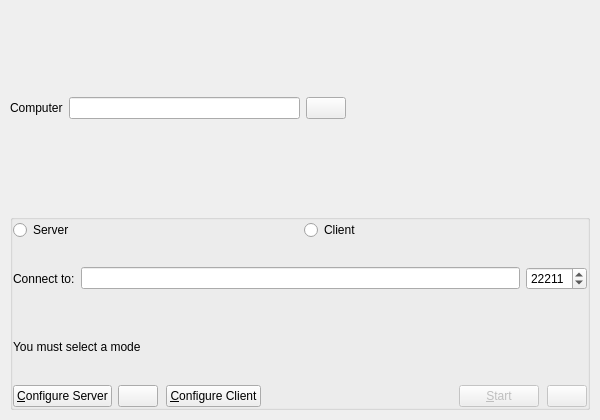
Old version of the form src/lib/gui/MainWindow.ui in the repository Tupig/TupigSynergy.
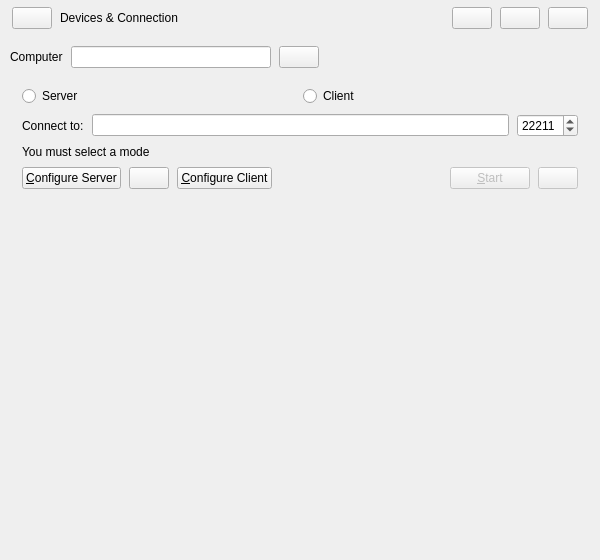
New version of the form. Icons and pictures are not drawn. Custom widgets are drawn as their Qt base class.

Patch:
```diff
--- a/src/lib/gui/MainWindow.ui
+++ b/src/lib/gui/MainWindow.ui
@@ -2,62 +2,247 @@
 <ui version="4.0">
  <class>MainWindow</class>
  <widget class="QMainWindow" name="MainWindow">
-  <property name="geometry"><rect><x>0</x><y>0</y><width>600</width><height>420</height></rect></property>
-  <widget class="QWidget" name="topLevelWidget">
-   <layout class="QVBoxLayout" name="workspaceLayout">
-    <property name="spacing"><number>8</number></property>
-    <property name="leftMargin"><number>10</number></property>
-    <property name="topMargin"><number>10</number></property>
-    <property name="rightMargin"><number>10</number></property>
-    <property name="bottomMargin"><number>10</number></property>
-    <item><widget class="QWidget" name="identity">
-     <layout class="QHBoxLayout" name="identityLayout">
-      <property name="leftMargin"><number>0</number></property><property name="topMargin"><number>0</number></property><property name="rightMargin"><number>0</number></property><property name="bottomMargin"><number>0</number></property>
-      <item><widget class="QLabel" name="lblComputerName"><property name="text"><string notr="true">Computer</string></property></widget></item>
-      <item><widget class="QLineEdit" name="lineEditName"><property name="maxLength"><number>255</number></property><property name="toolTip"><string>Use Enter to save the name change.</string></property></widget></item>
-      <item><widget class="QPushButton" name="btnEditName"><property name="toolTip"><string>Edit Computer Name</string></property><property name="icon"><iconset theme="document-edit"/></property></widget></item>
-      <item><spacer name="identitySpacer"><property name="orientation"><enum>Qt::Orientation::Horizontal</enum></property><property name="sizeHint" stdset="0"><size><width>10</width><height>0</height></size></property></spacer></item>
-      <item><widget class="QLabel" name="lblIpAddresses"/></item>
-     </layout>
-    </widget></item>
-    <item><widget class="QGroupBox" name="groupBox">
-     <property name="title"><string/></property>
-     <layout class="QVBoxLayout" name="connectionLayout">
-      <property name="spacing"><number>8</number></property>
-      <property name="leftMargin"><number>0</number></property><property name="topMargin"><number>0</number></property><property name="rightMargin"><number>0</number></property><property name="bottomMargin"><number>0</number></property>
-      <item><layout class="QHBoxLayout" name="modeLayout">
+  <property name="geometry"><rect><x>0</x><y>0</y><width>600</width><height>560</height></rect></property>
+  <widget class="QWidget" name="appRoot">
+   <layout class="QVBoxLayout" name="appRootLayout">
+    <property name="spacing"><number>0</number></property>
+    <property name="leftMargin"><number>0</number></property>
+    <property name="topMargin"><number>0</number></property>
+    <property name="rightMargin"><number>0</number></property>
+    <property name="bottomMargin"><number>0</number></property>
+    <item>
+     <widget class="QWidget" name="pageBar">
+      <property name="minimumSize"><size><width>0</width><height>36</height></size></property>
+      <property name="maximumSize"><size><width>16777215</width><height>36</height></size></property>
+      <layout class="QHBoxLayout" name="pageBarLayout">
        <property name="spacing"><number>8</number></property>
-       <item><widget class="ModeCard" name="rbModeServer"><property name="text"><string>Server</string></property></widget></item>
-       <item><widget class="ModeCard" name="rbModeClient"><property name="text"><string>Client</string></property></widget></item>
-      </layout></item>
-      <item><widget class="QWidget" name="clientOptions">
-       <layout class="QHBoxLayout" name="addressLayout">
-        <property name="leftMargin"><number>0</number></property><property name="topMargin"><number>0</number></property><property name="rightMargin"><number>0</number></property><property name="bottomMargin"><number>0</number></property>
-        <item><widget class="QLabel" name="m_pLabelServerName"><property name="text"><string>Connect to:</string></property></widget></item>
-        <item><widget class="QLineEdit" name="lineHostname"><property name="toolTip"><string>Hostname or IP address of the server computer. May contain a comma separated list.</string></property></widget></item>
-        <item><widget class="QSpinBox" name="spinPort"><property name="accessibleName"><string>Port</string></property><property name="minimum"><number>1</number></property><property name="maximum"><number>65535</number></property><property name="value"><number>22211</number></property><property name="maximumSize"><size><width>88</width><height>16777215</height></size></property></widget></item>
-       </layout>
-      </widget></item>
-      <item><widget class="QLabel" name="lblNoMode"><property name="text"><string>You must select a mode</string></property></widget></item>
-      <item><layout class="QHBoxLayout" name="actionsLayout">
-       <item><widget class="QWidget" name="serverOptions">
-        <layout class="QHBoxLayout" name="serverActionsLayout">
-         <property name="leftMargin"><number>0</number></property><property name="topMargin"><number>0</number></property><property name="rightMargin"><number>0</number></property><property name="bottomMargin"><number>0</number></property>
-         <item><widget class="QPushButton" name="btnConfigureServer"><property name="text"><string>&amp;Configure Server</string></property></widget></item>
-         <item><widget class="QPushButton" name="btnSaveServerConfig"><property name="toolTip"><string>Export server configuration</string></property><property name="icon"><iconset theme="document-save-as"/></property></widget></item>
-        </layout>
-       </widget></item>
-       <item><widget class="QPushButton" name="btnConfigureClient"><property name="text"><string>&amp;Configure Client</string></property></widget></item>
-       <item><spacer name="actionsSpacer"><property name="orientation"><enum>Qt::Orientation::Horizontal</enum></property><property name="sizeHint" stdset="0"><size><width>8</width><height>0</height></size></property></spacer></item>
-       <item><widget class="QPushButton" name="btnToggleCore"><property name="enabled"><bool>false</bool></property><property name="text"><string>&amp;Start</string></property></widget></item>
-       <item><widget class="QPushButton" name="btnRestartCore"><property name="enabled"><bool>false</bool></property><property name="toolTip"><string>Restart</string></property><property name="icon"><iconset theme="view-refresh"/></property></widget></item>
-      </layout></item>
-     </layout>
-    </widget></item>
+       <property name="leftMargin"><number>12</number></property>
+       <property name="topMargin"><number>4</number></property>
+       <property name="rightMargin"><number>12</number></property>
+       <property name="bottomMargin"><number>4</number></property>
+       <item>
+        <widget class="QPushButton" name="btnBack">
+         <property name="toolTip"><string>Back</string></property>
+         <property name="icon"><iconset theme="go-previous"/></property>
+        </widget>
+       </item>
+       <item>
+        <widget class="QLabel" name="pageTitle">
+         <property name="text"><string>Devices &amp; Connection</string></property>
+        </widget>
+       </item>
+       <item><spacer name="pageBarSpacer"><property name="orientation"><enum>Qt::Orientation::Horizontal</enum></property><property name="sizeHint" stdset="0"><size><width>8</width><height>0</height></size></property></spacer></item>
+       <item>
+        <widget class="QPushButton" name="btnSettingsShortcut">
+         <property name="toolTip"><string>Preferences</string></property>
+         <property name="icon"><iconset theme="configure"/></property>
+        </widget>
+       </item>
+       <item>
+        <widget class="QPushButton" name="btnUpdatesShortcut">
+         <property name="toolTip"><string>Check for Updates</string></property>
+         <property name="icon"><iconset theme="system-software-update"/></property>
+        </widget>
+       </item>
+       <item>
+        <widget class="QPushButton" name="btnAboutShortcut">
+         <property name="toolTip"><string>About</string></property>
+         <property name="icon"><iconset theme="help-about"/></property>
+        </widget>
+       </item>
+      </layout>
+     </widget>
+    </item>
+    <item>
+     <widget class="PageHost" name="pageHost">
+      <layout class="QVBoxLayout" name="pageHostLayout">
+       <property name="spacing"><number>0</number></property>
+       <property name="leftMargin"><number>0</number></property>
+       <property name="topMargin"><number>0</number></property>
+       <property name="rightMargin"><number>0</number></property>
+       <property name="bottomMargin"><number>0</number></property>
+       <item>
+        <widget class="QStackedWidget" name="pageStack">
+         <widget class="QScrollArea" name="workspace">
+          <property name="frameShape"><enum>QFrame::Shape::NoFrame</enum></property>
+          <property name="widgetResizable"><bool>true</bool></property>
+          <property name="horizontalScrollBarPolicy"><enum>Qt::ScrollBarPolicy::ScrollBarAlwaysOff</enum></property>
+          <widget class="QWidget" name="workspaceContents">
+           <layout class="QVBoxLayout" name="workspaceLayout">
+            <property name="spacing"><number>8</number></property>
+            <property name="leftMargin"><number>10</number></property>
+            <property name="topMargin"><number>10</number></property>
+            <property name="rightMargin"><number>10</number></property>
+            <property name="bottomMargin"><number>10</number></property>
+            <item>
+             <widget class="QWidget" name="identity">
+              <layout class="QHBoxLayout" name="identityLayout">
+               <property name="spacing"><number>8</number></property>
+               <property name="leftMargin"><number>0</number></property>
+               <property name="topMargin"><number>0</number></property>
+               <property name="rightMargin"><number>0</number></property>
+               <property name="bottomMargin"><number>0</number></property>
+               <item>
+                <widget class="QLabel" name="lblComputerName">
+                 <property name="text"><string notr="true">Computer</string></property>
+                 <property name="textFormat"><enum>Qt::TextFormat::PlainText</enum></property>
+                </widget>
+               </item>
+               <item>
+                <widget class="QLineEdit" name="lineEditName">
+                 <property name="maximumSize"><size><width>200</width><height>16777215</height></size></property>
+                 <property name="maxLength"><number>255</number></property>
+                 <property name="toolTip"><string>Use Enter to save the name change.</string></property>
+                </widget>
+               </item>
+               <item>
+                <widget class="QPushButton" name="btnEditName">
+                 <property name="toolTip"><string>Edit Computer Name</string></property>
+                 <property name="icon"><iconset theme="document-edit"/></property>
+                </widget>
+               </item>
+               <item><spacer name="identitySpacer"><property name="orientation"><enum>Qt::Orientation::Horizontal</enum></property><property name="sizeHint" stdset="0"><size><width>8</width><height>0</height></size></property></spacer></item>
+               <item>
+                <widget class="QLabel" name="lblIpAddresses">
+                 <property name="textFormat"><enum>Qt::TextFormat::RichText</enum></property>
+                </widget>
+               </item>
+              </layout>
+             </widget>
+            </item>
+            <item>
+             <widget class="QFrame" name="card">
+              <layout class="QVBoxLayout" name="cardLayout">
+               <property name="spacing"><number>8</number></property>
+               <property name="leftMargin"><number>12</number></property>
+               <property name="topMargin"><number>10</number></property>
+               <property name="rightMargin"><number>12</number></property>
+               <property name="bottomMargin"><number>10</number></property>
+               <item>
+                <layout class="QHBoxLayout" name="modeLayout">
+                 <property name="spacing"><number>6</number></property>
+                 <item>
+                  <widget class="ModeCard" name="rbModeServer">
+                   <property name="text"><string>Server</string></property>
+                  </widget>
+                 </item>
+                 <item>
+                  <widget class="ModeCard" name="rbModeClient">
+                   <property name="text"><string>Client</string></property>
+                  </widget>
+                 </item>
+                </layout>
+               </item>
+               <item>
+                <widget class="QWidget" name="clientOptions">
+                 <layout class="QHBoxLayout" name="addressLayout">
+                  <property name="spacing"><number>8</number></property>
+                  <property name="leftMargin"><number>0</number></property>
+                  <property name="topMargin"><number>0</number></property>
+                  <property name="rightMargin"><number>0</number></property>
+                  <property name="bottomMargin"><number>0</number></property>
+                  <item>
+                   <widget class="QLabel" name="m_pLabelServerName">
+                    <property name="text"><string>Connect to:</string></property>
+                   </widget>
+                  </item>
+                  <item>
+                   <widget class="QLineEdit" name="lineHostname">
+                    <property name="toolTip"><string>Hostname or IP address of the server computer. May contain a comma separated list.</string></property>
+                   </widget>
+                  </item>
+                  <item>
+                   <widget class="QSpinBox" name="spinPort">
+                    <property name="accessibleName"><string>Port</string></property>
+                    <property name="minimum"><number>1</number></property>
+                    <property name="maximum"><number>65535</number></property>
+                    <property name="value"><number>22211</number></property>
+                    <property name="maximumSize"><size><width>88</width><height>16777215</height></size></property>
+                   </widget>
+                  </item>
+                 </layout>
+                </widget>
+               </item>
+               <item>
+                <widget class="QLabel" name="lblNoMode">
+                 <property name="text"><string>You must select a mode</string></property>
+                </widget>
+               </item>
+               <item>
+                <layout class="QHBoxLayout" name="actionsLayout">
+                 <property name="spacing"><number>8</number></property>
+                 <item>
+                  <widget class="QWidget" name="serverOptions">
+                   <layout class="QHBoxLayout" name="serverActionsLayout">
+                    <property name="spacing"><number>8</number></property>
+                    <property name="leftMargin"><number>0</number></property>
+                    <property name="topMargin"><number>0</number></property>
+                    <property name="rightMargin"><number>0</number></property>
+                    <property name="bottomMargin"><number>0</number></property>
+                    <item>
+                     <widget class="QPushButton" name="btnConfigureServer">
+                      <property name="text"><string>&amp;Configure Server</string></property>
+                      <property name="icon"><iconset theme="configure"/></property>
+                     </widget>
+                    </item>
+                    <item>
+                     <widget class="QPushButton" name="btnSaveServerConfig">
+                      <property name="toolTip"><string>Export server configuration</string></property>
+                      <property name="icon"><iconset theme="document-save-as"/></property>
+                     </widget>
+                    </item>
+                   </layout>
+                  </widget>
+                 </item>
+                 <item>
+                  <widget class="QPushButton" name="btnConfigureClient">
+                   <property name="text"><string>&amp;Configure Client</string></property>
+                   <property name="icon"><iconset theme="configure"/></property>
+                  </widget>
+                 </item>
+                 <item><spacer name="actionsSpacer"><property name="orientation"><enum>Qt::Orientation::Horizontal</enum></property><property name="sizeHint" stdset="0"><size><width>8</width><height>0</height></size></property></spacer></item>
+                 <item>
+                  <widget class="QPushButton" name="btnToggleCore">
+                   <property name="enabled"><bool>false</bool></property>
+                   <property name="text"><string>&amp;Start</string></property>
+                  </widget>
+                 </item>
+                 <item>
+                  <widget class="QPushButton" name="btnRestartCore">
+                   <property name="enabled"><bool>false</bool></property>
+                   <property name="toolTip"><string>Restart</string></property>
+                   <property name="icon"><iconset theme="view-refresh"/></property>
+                  </widget>
+                 </item>
+                </layout>
+               </item>
+              </layout>
+             </widget>
+            </item>
+            <item>
+             <widget class="LogPanel" name="logPanel"/>
+            </item>
+            <item><spacer name="workspaceSpacer"><property name="orientation"><enum>Qt::Orientation::Vertical</enum></property><property name="sizeHint" stdset="0"><size><width>0</width><height>0</height></size></property></spacer></item>
+           </layout>
+          </widget>
+         </widget>
+        </widget>
+       </item>
+      </layout>
+     </widget>
+    </item>
+    <item>
+     <widget class="StatusBar" name="statusBar"/>
+    </item>
    </layout>
   </widget>
  </widget>
- <customwidgets><customwidget><class>ModeCard</class><extends>QRadioButton</extends><header>widgets/ModeCard.h</header></customwidget></customwidgets>
+ <customwidgets>
+  <customwidget><class>PageHost</class><extends>QWidget</extends><header>widgets/PageHost.h</header></customwidget>
+  <customwidget><class>ModeCard</class><extends>QRadioButton</extends><header>widgets/ModeCard.h</header></customwidget>
+  <customwidget><class>LogPanel</class><extends>QFrame</extends><header>widgets/LogPanel.h</header></customwidget>
+  <customwidget><class>StatusBar</class><extends>QWidget</extends><header>widgets/StatusBar.h</header></customwidget>
+ </customwidgets>
  <resources/>
  <connections/>
 </ui>
```
